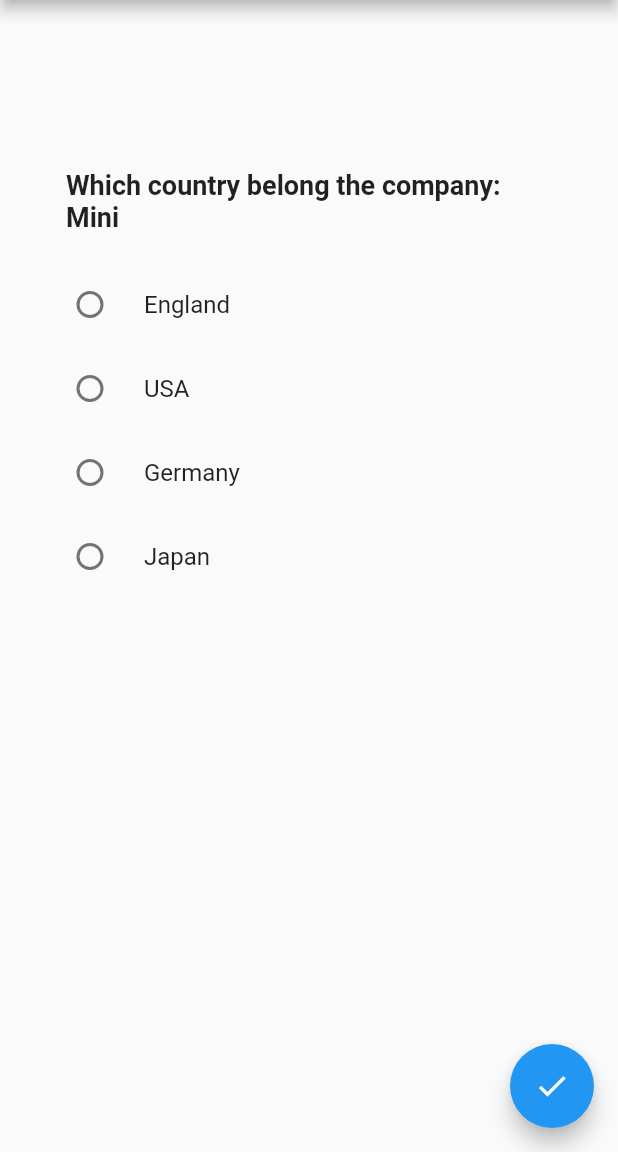
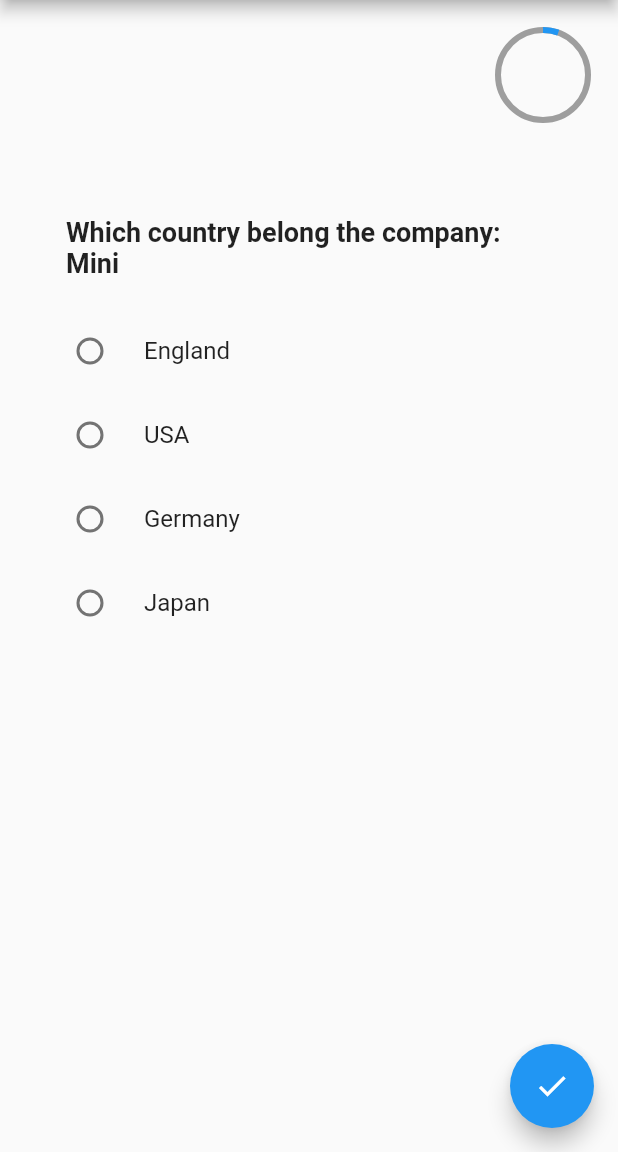
Before and after one commit to FlavioHeartnet/BMWQUIZ, a Flutter app: the screen it shows after launch, after a tap on the "refresh" icon, on a phone screen of 412 x 824 dp, the part 84-1236 px from its top. Run offline on Flutter 3.47's test engine with Material 2 defaults, Android fonts, the phone set to English and light mode, and no system bars.

```diff
--- a/lib/ui/home.dart
+++ b/lib/ui/home.dart
@@ -8,7 +8,7 @@ import 'package:flutter/material.dart';
 
 
 
-class MyHomePage extends StatefulWidget {
+class MyHomePage extends StatefulWidget{
   MyHomePage({Key? key, this.title}) : super(key: key);
 
   final String? title;
@@ -17,17 +17,17 @@ class MyHomePage extends StatefulWidget {
   _MyHomePageState createState() => _MyHomePageState();
 }
 
-class _MyHomePageState extends State<MyHomePage> {
+class _MyHomePageState extends State<MyHomePage> with TickerProviderStateMixin{
   int score = 0;
   late List<Options> options;
   List<Questions>? questions;
   Options? selectedOptions;
   bool _visible = true;
-  bool _visibleResult = false;
   final _random = new Random();
   Questions? currentQuestion;
   List<Questions> questionsAnwsered = [];
   late Timer _timer;
+  late AnimationController progressBarController;
 
   Questions getRandomQuestion() {
     return questions![_random.nextInt(questions!.length)];
@@ -47,7 +47,6 @@ class _MyHomePageState extends State<MyHomePage> {
           if (questions!.length == 0 || questions == null) {
             setState(() {
               _visible = false;
-              _visibleResult = true;
             });
             _timer.cancel();
             questionsAnwsered.sort((a,b) => a.id!.compareTo(b.id!));
@@ -65,9 +64,9 @@ class _MyHomePageState extends State<MyHomePage> {
   void _nextQuestion(){
     setState(() {
       _visible = false;
-      if(!_visibleResult) {
-        _fecthAnwser();
-      }
+      _fecthAnwser();
+      _initProgressBarAnimation();
+
     });
   }
 
@@ -77,15 +76,33 @@ class _MyHomePageState extends State<MyHomePage> {
     initQuiz();
   }
 
-  void initQuiz() async{
-    options = Options.getOptions();
-    questions = await Questions.getAnwsers();
-    setState(()  {
-      questionsAnwsered = [];
-      currentQuestion = getRandomQuestion();
-      score = 0;
-      _visibleResult = false;
-      _timer = Timer(Duration(milliseconds: 500), () {
+  @override
+  void dispose() {
+    progressBarController.dispose();
+    super.dispose();
+  }
+
+  void _initProgressBarAnimation(){
+    progressBarController = AnimationController(
+      vsync: this,
+      duration: const Duration(seconds: 20),
+    )..addListener(() {
+      setState(() {
+
+      });
+    });
+      progressBarController.forward().then((value) => {
+        if(questions?.length != 0 && progressBarController.isCompleted){
+          setState(()=>{
+            _nextQuestion()
+          })
+        }
+      });
+
+  }
+
+  _firstFadeInOutAnimatedQuestionLoad(){
+    _timer = Timer(Duration(milliseconds: 500), () {
       setState(() {
           if(!_visible){
             _visible = true;
@@ -93,7 +110,18 @@ class _MyHomePageState extends State<MyHomePage> {
             _timer.cancel();
       });
       });
+  }
+
+  void initQuiz() async{
+    _initProgressBarAnimation();
+    options = Options.getOptions();
+    questions = await Questions.getAnwsers();
+    setState(()  {
+      questionsAnwsered = [];
+      currentQuestion = getRandomQuestion();
+      score = 0;
     });
+    _firstFadeInOutAnimatedQuestionLoad();
   }
 
   setSelectedOptions(Options? option){
@@ -145,15 +173,20 @@ class _MyHomePageState extends State<MyHomePage> {
       ),
       body: Column(
         children: [
-          AnimatedOpacity(
-            opacity: _visibleResult ? 1.0 : 0.0,
-            duration: Duration(milliseconds: 100),
-            child: Container(
-              padding: EdgeInsets.all(24.0),
-              child: Text("Your Score is: $score%",
-                style: TextStyle(fontSize: 18.0, fontWeight: FontWeight.bold),
-              ),
-            ),
+          Row(
+            mainAxisAlignment: MainAxisAlignment.end,
+            children: [
+              Container(
+                width: 100,
+                height: 100,
+                padding: EdgeInsets.all(20),
+                child: CircularProgressIndicator(
+                  backgroundColor: Colors.grey,
+                  value: progressBarController.value,
+                  semanticsLabel: "Timer for anwser the question",
+                ),
+              )
+            ],
           ),
           Container(
             margin: EdgeInsets.all(24),
@@ -187,8 +220,10 @@ class _MyHomePageState extends State<MyHomePage> {
   }
 
   _sendFinalScorePage(Score score) async{
-    await Navigator.push(context,MaterialPageRoute(builder: (c) => FinalScore(score: score,)));
-    initQuiz();
+      var navigateResult = await Navigator.push(context,MaterialPageRoute(builder: (c) => FinalScore(score: score,)));
+      if(navigateResult == 'init_quiz'){
+         initQuiz();
+      }
   }
 
 }
```
Also changed, not shown: lib/ui/finalScore.dart (+14 -4 lines).
